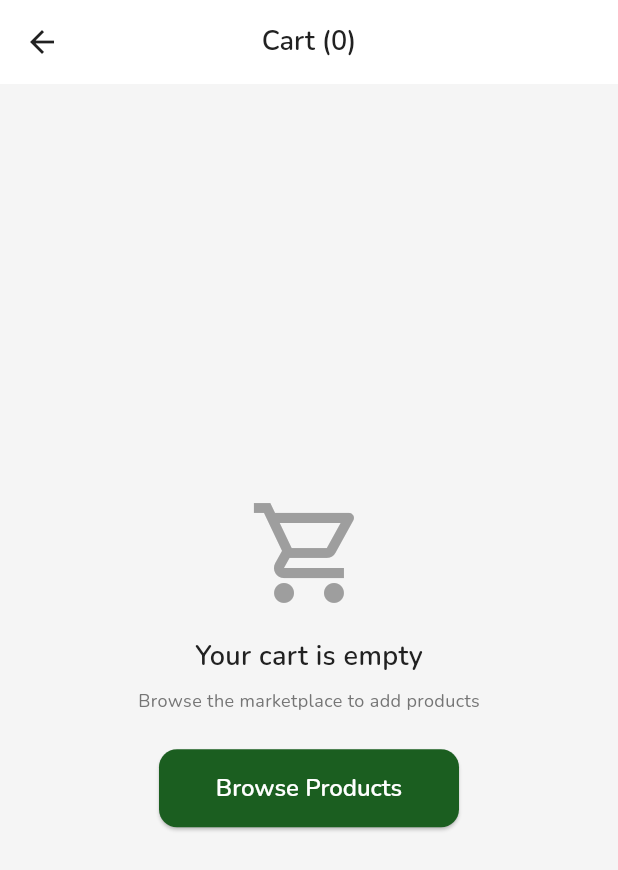
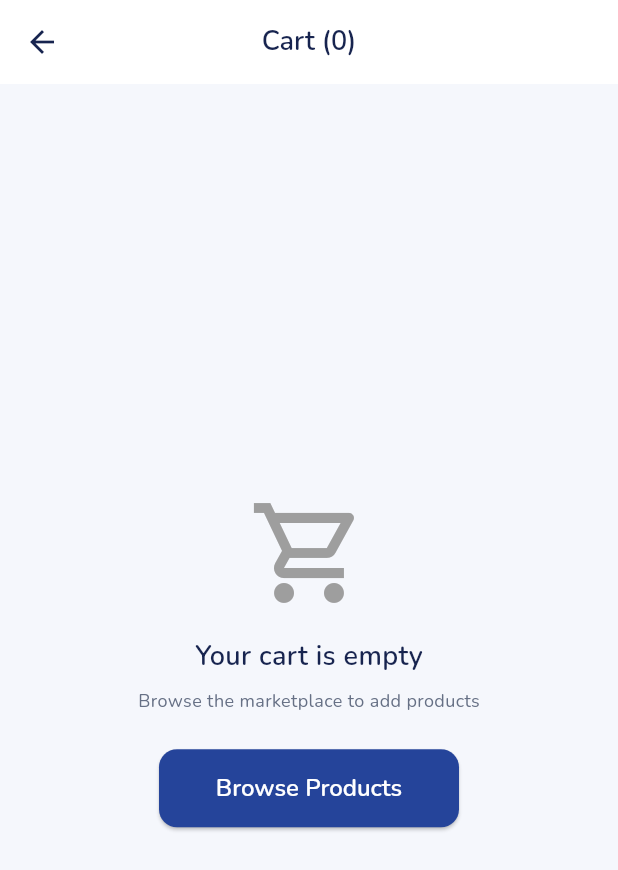
Before and after one commit to sphamandlaFuweka/SpazaSure-Project-Main1, a Flutter app: the CartScreen screen opened directly, on a phone screen of 412 x 824 dp. Shown: the top 870 px of the screen. Run offline on Flutter 3.47's test engine with Material 3 defaults, Android fonts, the phone set to English and light mode, and no system bars; our stand-ins replace file_picker, flutter_animate, flutter_map, google_fonts, latlong2, percent_indicator and 5 more; missing offline and left inert: mobile_scanner; accounts and stored records are empty.

Commit message:
Brand identity change

```diff
--- a/spazasure_app/lib/core/constants/app_colors.dart
+++ b/spazasure_app/lib/core/constants/app_colors.dart
@@ -1,38 +1,36 @@
 import 'package:flutter/material.dart';
 
 class AppColors {
-  // Primary - Trust & Reliability
-  static const primary = Color(0xFF1B5E20);
-  static const primaryLight = Color(0xFF4CAF50);
-  static const primaryDark = Color(0xFF0D3B0F);
+  // SpazaSure brand palette: trust, community, growth, and energy.
+  static const primary = Color(0xFF25449A);
+  static const primaryLight = Color(0xFF4A67B5);
+  static const primaryDark = Color(0xFF173274);
 
-  // Secondary - Energy & Commerce
-  static const secondary = Color(0xFFF57C00);
-  static const secondaryLight = Color(0xFFFFB74D);
+  static const secondary = Color(0xFF078C50);
+  static const secondaryLight = Color(0xFF45B77E);
 
-  // Accent
-  static const accent = Color(0xFF00897B);
+  static const accent = Color(0xFFF8B217);
 
   // Status
-  static const success = Color(0xFF2E7D32);
-  static const warning = Color(0xFFF9A825);
-  static const error = Color(0xFFC62828);
-  static const info = Color(0xFF1565C0);
+  static const success = Color(0xFF078C50);
+  static const warning = Color(0xFFF8B217);
+  static const error = Color(0xFFE02526);
+  static const info = Color(0xFF25449A);
 
   // Neutrals
-  static const background = Color(0xFFF5F5F5);
+  static const background = Color(0xFFF5F7FC);
   static const surface = Color(0xFFFFFFFF);
-  static const textPrimary = Color(0xFF212121);
-  static const textSecondary = Color(0xFF757575);
+  static const textPrimary = Color(0xFF17244F);
+  static const textSecondary = Color(0xFF667085);
   static const textHint = Color(0xFF9E9E9E);
-  static const divider = Color(0xFFE0E0E0);
+  static const divider = Color(0xFFDDE3F0);
   static const disabled = Color(0xFF9E9E9E);
 
   // Order Status Colors
-  static const statusPending = Color(0xFFFFA726);
-  static const statusConfirmed = Color(0xFF42A5F5);
-  static const statusProcessing = Color(0xFF7E57C2);
-  static const statusDispatched = Color(0xFF26C6DA);
-  static const statusDelivered = Color(0xFF66BB6A);
-  static const statusCancelled = Color(0xFFEF5350);
+  static const statusPending = Color(0xFFF8B217);
+  static const statusConfirmed = Color(0xFF25449A);
+  static const statusProcessing = Color(0xFF078C50);
+  static const statusDispatched = Color(0xFF4A67B5);
+  static const statusDelivered = Color(0xFF078C50);
+  static const statusCancelled = Color(0xFFE02526);
 }
```
Also changed, not shown: 3 other files.
